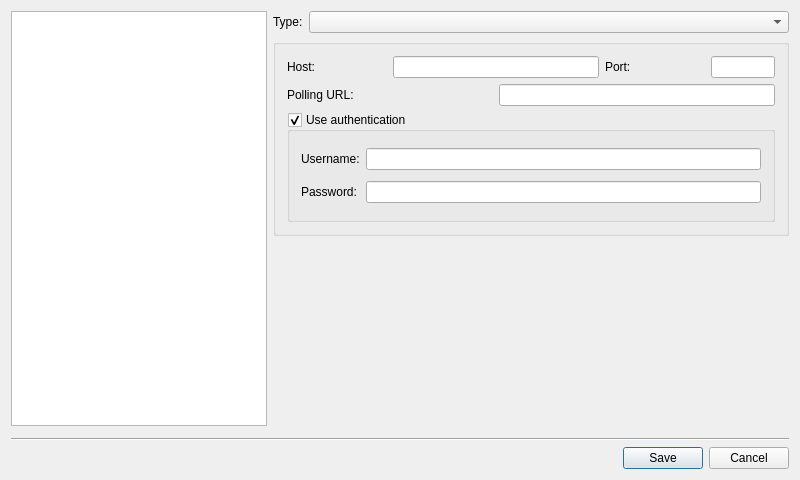
Old version of the form src/proxy.ui in the repository psi-im/psi.
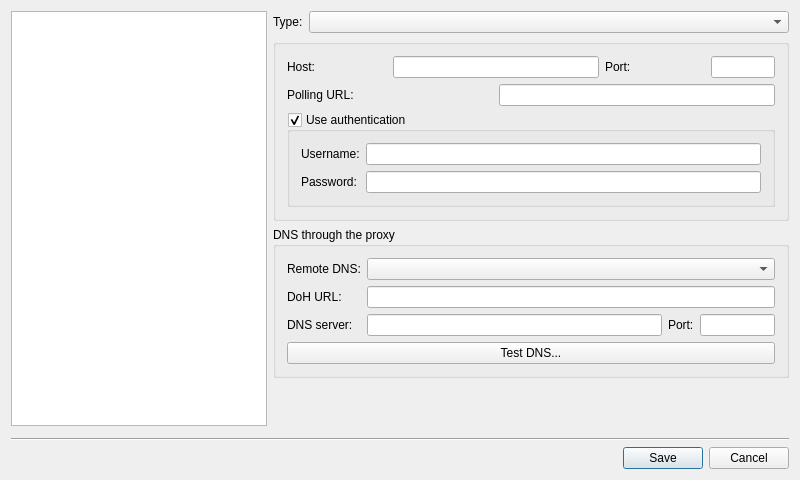
New version of the form. Custom widgets are drawn as their Qt base class.

Commit message:
Configure per-proxy SRV DNS resolution via local, DoH or TCP
Add per-proxy SRV resolver settings for local DNS, DNS-over-HTTPS and DNS-over-TCP, persist endpoint preferences, and pass them to Iris for account connections and registration. Add an account-level SRV lookup switch and show DNS test results as SRV, A and AAAA records.

Enable JDNS for bundled Iris and pin the merged Iris implementation. Preserve Qt 5 and Qt 6 compatibility.

```diff
--- a/src/proxy.ui
+++ b/src/proxy.ui
@@ -169,6 +169,69 @@
        </layout>
       </widget>
      </item>
+     <item>
+      <widget class="QGroupBox" name="gr_dns">
+       <property name="title">
+        <string>DNS through the proxy</string>
+       </property>
+       <layout class="QGridLayout" name="dnsGridLayout">
+        <item row="0" column="0">
+         <widget class="QLabel" name="lb_dns_mode">
+          <property name="text">
+           <string>Remote DNS:</string>
+          </property>
+         </widget>
+        </item>
+        <item row="0" column="1" colspan="3">
+         <widget class="QComboBox" name="cb_dns_mode"/>
+        </item>
+        <item row="1" column="0">
+         <widget class="QLabel" name="lb_doh_url">
+          <property name="text">
+           <string>DoH URL:</string>
+          </property>
+         </widget>
+        </item>
+        <item row="1" column="1" colspan="3">
+         <widget class="QLineEdit" name="le_doh_url"/>
+        </item>
+        <item row="2" column="0">
+         <widget class="QLabel" name="lb_dns_host">
+          <property name="text">
+           <string>DNS server:</string>
+          </property>
+         </widget>
+        </item>
+        <item row="2" column="1">
+         <widget class="QLineEdit" name="le_dns_host"/>
+        </item>
+        <item row="2" column="2">
+         <widget class="QLabel" name="lb_dns_port">
+          <property name="text">
+           <string>Port:</string>
+          </property>
+         </widget>
+        </item>
+        <item row="2" column="3">
+         <widget class="QLineEdit" name="le_dns_port">
+          <property name="maximumSize">
+           <size>
+            <width>75</width>
+            <height>16777215</height>
+           </size>
+          </property>
+         </widget>
+        </item>
+        <item row="3" column="0" colspan="4">
+         <widget class="QPushButton" name="pb_test_dns">
+          <property name="text">
+           <string>Test DNS...</string>
+          </property>
+         </widget>
+        </item>
+       </layout>
+      </widget>
+     </item>
      <item>
       <spacer name="verticalSpacer">
        <property name="orientation">
```
The commit also changes 12 other files.
